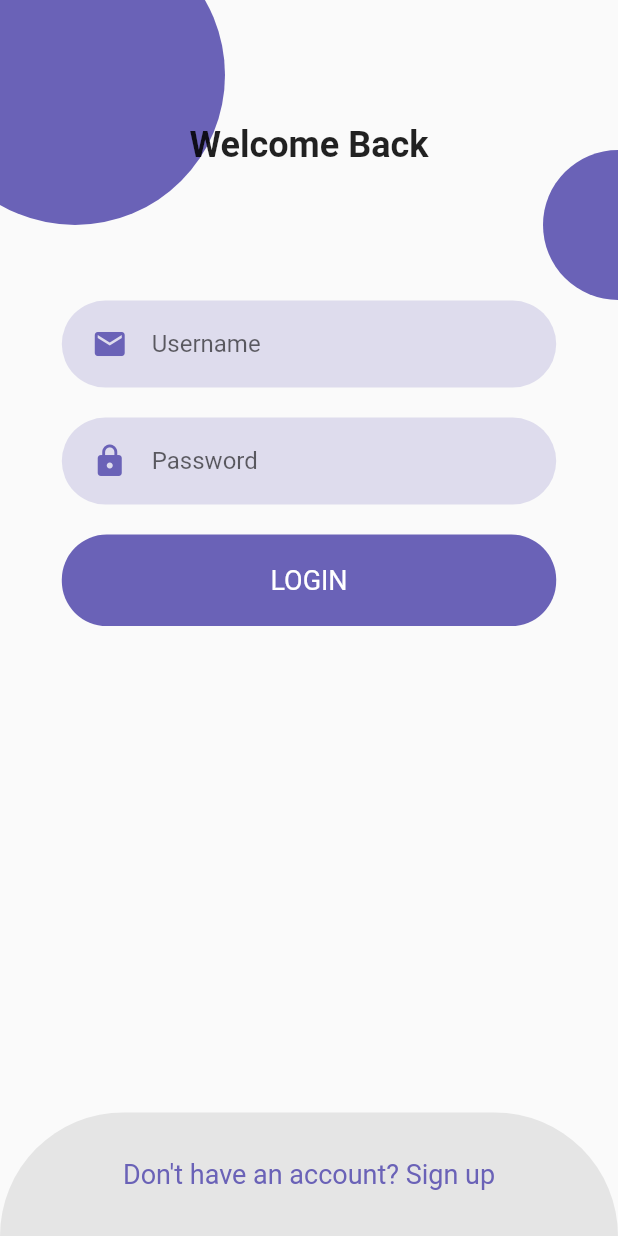
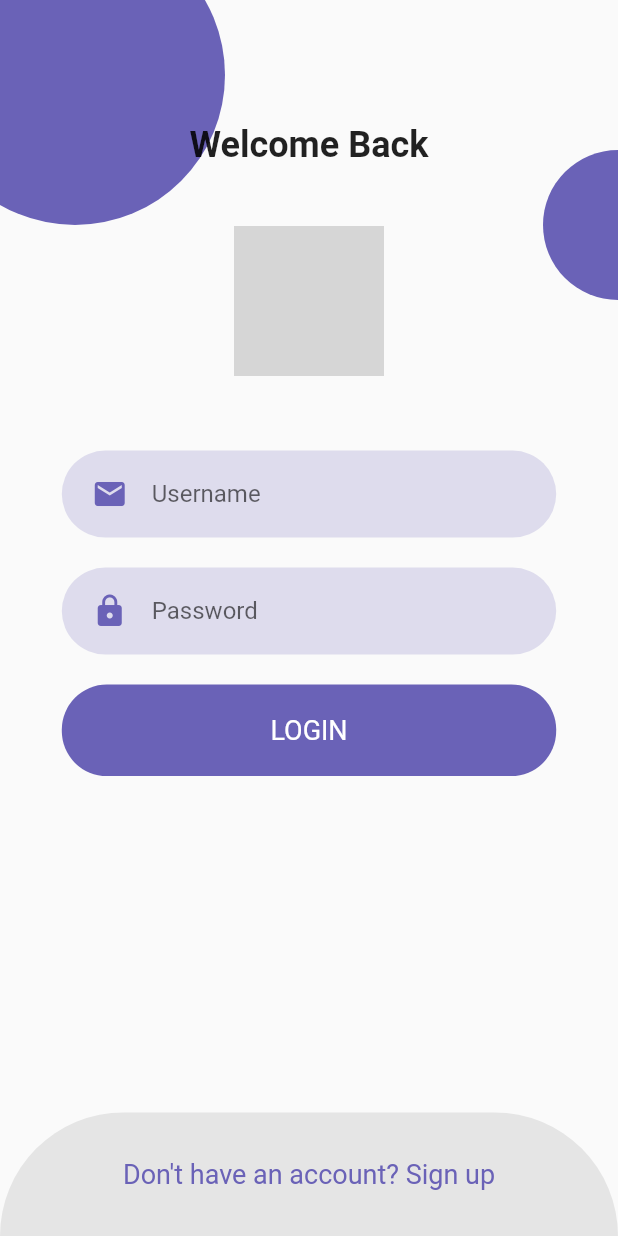
Before and after one commit to WosberbonDesu/cryptzz_app, a Flutter app: the screen it shows after launch, on a phone screen of 412 x 824 dp. Run offline on Flutter 3.47's test engine with Material 2 defaults, Android fonts, the phone set to English and light mode, and no system bars; grey boxes are pictures that could not be loaded.

Commit message:
icon has been added and small changes like a change color

```diff
--- a/lib/ui/widgets/login_form.dart
+++ b/lib/ui/widgets/login_form.dart
@@ -37,20 +37,17 @@ class LoginForm extends StatelessWidget {
                   'Welcome Back',
                   style: TextStyle(fontWeight: FontWeight.bold, fontSize: 24),
                 ),
-
                 SizedBox(height: 40),
-
-                //SvgPicture.asset('assets/images/login.svg'),
+                Image.asset(
+                  'assets/nft-modified-1.png',
+                  width: 100,
+                  height: 100,
+                ),
                 SizedBox(height: 40),
-
                 RoundedInput(icon: Icons.mail, hint: 'Username'),
-
                 RoundedPasswordInput(hint: 'Password'),
-
                 SizedBox(height: 10),
-
                 RoundedButton(title: 'LOGIN'),
-
                 SizedBox(height: 10),
               ],
             ),
```
